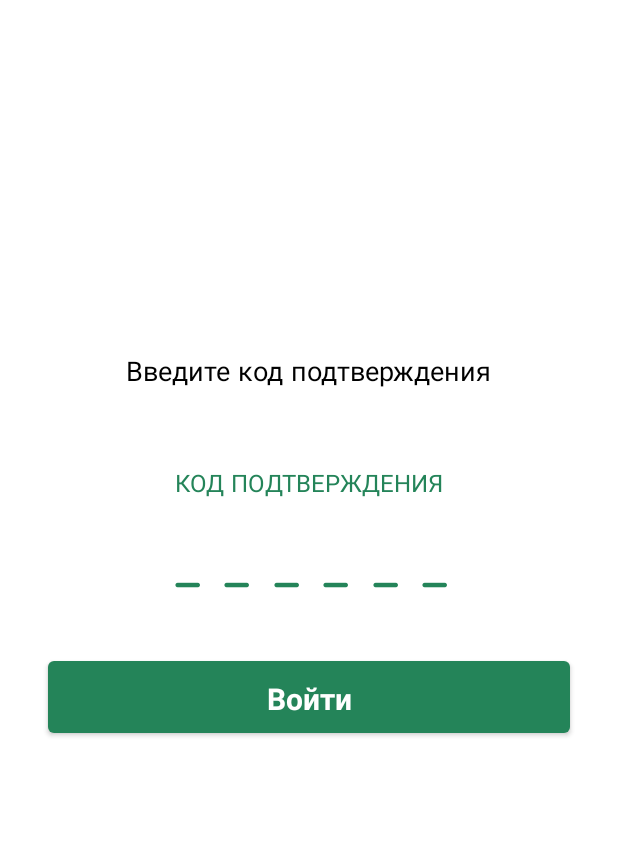
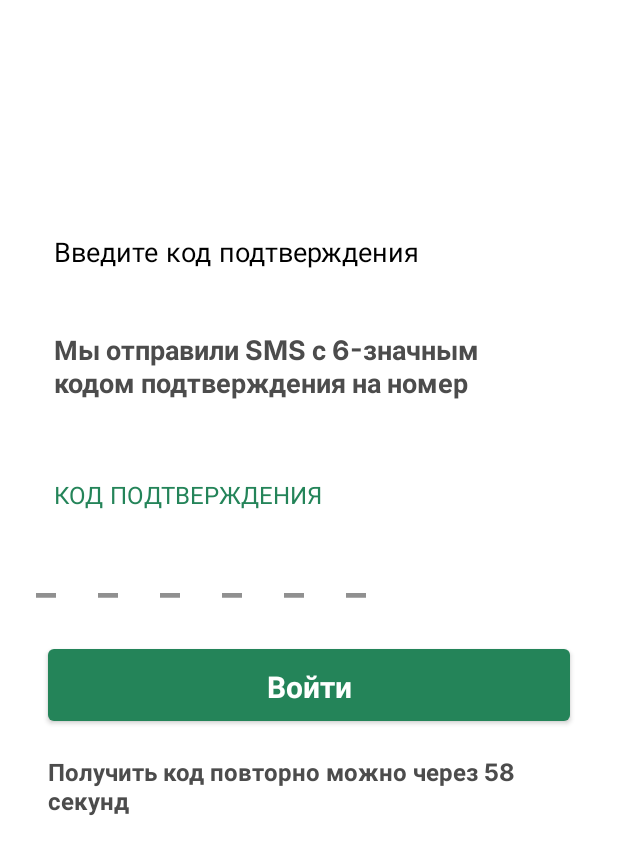
Before and after one commit to adelina15/MedTech, an Android app: the fragment CodeFragment placed in its activity, on a phone screen of 412 x 824 dp. Shown: the top 854 px of the screen. Run offline under Robolectric (Android 15) with nearby library versions, the phone set to English and light mode, and no system bars; our stand-ins replace Firebase (no records; nobody signed in at launch, a user with empty details on screens opened directly), data binding; 2 statements that could not run were skipped.

Commit message:
Add Firebase to send OTP

```diff
--- a/app/src/main/java/com/example/medtech/CodeFragment.kt
+++ b/app/src/main/java/com/example/medtech/CodeFragment.kt
@@ -39,8 +39,8 @@ class CodeFragment : Fragment() {
     }
     override fun onViewCreated(view: View, savedInstanceState: Bundle?) {
         auth = FirebaseAuth.getInstance()
-//        binding.phoneNumber.text = number
-//        startTimer()
+        binding.number.text = number
+        startTimer()
 
         callbacks = object : PhoneAuthProvider.OnVerificationStateChangedCallbacks() {
 
@@ -64,6 +64,7 @@ class CodeFragment : Fragment() {
             override fun onCodeSent(p0: String, p1: PhoneAuthProvider.ForceResendingToken) {
                 super.onCodeSent(p0, p1)
                 verificationCode = p0
+                resendToken = p1
                 Toast.makeText(requireContext(), "Сообщение отправленно", Toast.LENGTH_LONG).show()
             }
         }
@@ -77,14 +78,14 @@ class CodeFragment : Fragment() {
                 val credential  = PhoneAuthProvider.getCredential(verificationCode, code)
                 signInWithPhoneAuthCredential(credential)
             }else{
-                Toast.makeText(requireContext(),"Enter OTP", Toast.LENGTH_SHORT).show()
+                Toast.makeText(requireContext(),"Введите код", Toast.LENGTH_SHORT).show()
             }
         }
 
-//        binding.sendAgainButton.setOnClickListener {
-//            resendOTP(requireActivity(), number)
-//            startTimer()
-//        }
+        binding.sendAgain.setOnClickListener {
+            resendOTP(requireActivity(), number)
+            startTimer()
+        }
 
 //        binding.linearLayoutBack.setOnClickListener {
 //            onBackPressed()
@@ -107,15 +108,15 @@ class CodeFragment : Fragment() {
     // этот метод отправляет код подтверждения и запускает обратный вызов проверки
     // который реализован выше в onCreate
     private fun sendVerificationCode() {
-//        PhoneAuthOptions.newBuilder()
-//            .setActivity(requireActivity())
-//            .setPhoneNumber(number)
-//            .setTimeout(60L, TimeUnit.SECONDS)
-//            .setCallbacks(callbacks)
-//            .build()
-//            .apply {
-//                PhoneAuthProvider.verifyPhoneNumber(this)
-//            }
+        PhoneAuthOptions.newBuilder()
+            .setActivity(requireActivity())
+            .setPhoneNumber(number)
+            .setTimeout(60L, TimeUnit.SECONDS)
+            .setCallbacks(callbacks)
+            .build()
+            .apply {
+                PhoneAuthProvider.verifyPhoneNumber(this)
+            }
         val options = PhoneAuthOptions.newBuilder(FirebaseAuth.getInstance())
             .setPhoneNumber(number)       // Phone number to verify
             .setTimeout(60L, TimeUnit.SECONDS) // Timeout and unit
@@ -136,8 +137,8 @@ class CodeFragment : Fragment() {
                 // если ошибка входа, отобразится сообщение
                 if (task.exception is FirebaseAuthInvalidCredentialsException) {
                     // Введенный код подтверждения недействителен
-                    Toast.makeText(requireContext(),"Неверный код", Toast.LENGTH_SHORT).show()
-//                    binding.wrongCode.visibility = View.VISIBLE
+                    binding.incorrectCode.visibility = View.VISIBLE
+                    binding.editTextCode.setTextColor(ContextCompat.getColor(requireActivity(), R.color.red))
                 }
             }
         }
@@ -155,16 +156,17 @@ class CodeFragment : Fragment() {
     }
 
     // Зпуск таймера чтобы пользователь за 60 сек ввел смс код
-//    private fun startTimer() {
-//        object : CountDownTimer(60000, 1000) {
-//            override fun onTick(millisUntilFinished: Long) {
-//                binding.timer.text = "Отправить код повторно через: 0:${millisUntilFinished / 1000}"
-//            }
-//
-//            override fun onFinish() {
-//                binding.timer.text = " "
-//                binding.sendAgainButton.visibility = View.VISIBLE
-//            }
-//        }.start()
-//    }
+    private fun startTimer() {
+        object : CountDownTimer(60000, 1000) {
+            override fun onTick(millisUntilFinished: Long) {
+                binding.timer.text = "Получить код повторно можно через ${millisUntilFinished / 1000} секунд"
+            }
+
+            override fun onFinish() {
+                binding.timer.visibility = View.INVISIBLE
+                binding.noCode.visibility = View.VISIBLE
+                binding.sendAgain.visibility = View.VISIBLE
+            }
+        }.start()
+    }
 }
--- a/app/src/main/res/layout/fragment_code.xml
+++ b/app/src/main/res/layout/fragment_code.xml
@@ -1,50 +1,51 @@
 <?xml version="1.0" encoding="utf-8"?>
-<layout>
-    <androidx.constraintlayout.widget.ConstraintLayout xmlns:android="http://schemas.android.com/apk/res/android"
-        xmlns:app="http://schemas.android.com/apk/res-auto"
-        xmlns:tools="http://schemas.android.com/tools"
+<layout xmlns:tools="http://schemas.android.com/tools"
+    xmlns:android="http://schemas.android.com/apk/res/android"
+    xmlns:app="http://schemas.android.com/apk/res-auto">
+    <androidx.constraintlayout.widget.ConstraintLayout
         android:layout_width="match_parent"
         android:layout_height="match_parent">
 
         <TextView
             android:id="@+id/textView3"
             style="@style/main_text_black"
-            android:layout_width="wrap_content"
+            android:layout_width="0dp"
             android:layout_height="wrap_content"
+            android:layout_marginStart="36dp"
+            android:layout_marginEnd="35dp"
             android:text="Введите код подтверждения"
             app:layout_constraintBottom_toBottomOf="parent"
             app:layout_constraintEnd_toEndOf="parent"
             app:layout_constraintStart_toStartOf="parent"
             app:layout_constraintTop_toTopOf="parent"
-            app:layout_constraintVertical_bias="0.29000002" />
+            app:layout_constraintVertical_bias="0.19" />
 
         <TextView
             android:id="@+id/textView5"
             style="@style/text_green"
             android:layout_width="wrap_content"
             android:layout_height="wrap_content"
-            android:layout_marginTop="48dp"
+            android:layout_marginTop="24dp"
             android:text="КОД ПОДТВЕРЖДЕНИЯ"
-            app:layout_constraintEnd_toEndOf="@+id/textView3"
-            app:layout_constraintStart_toStartOf="@+id/textView3"
-            app:layout_constraintTop_toBottomOf="@+id/textView3" />
+            app:layout_constraintStart_toStartOf="@+id/textView4"
+            app:layout_constraintTop_toBottomOf="@+id/number" />
 
         <EditText
             android:id="@+id/editTextCode"
             style="@style/code_text"
-            android:layout_width="wrap_content"
+            android:layout_width="0dp"
             android:layout_height="54dp"
+            android:layout_marginStart="24dp"
             android:layout_marginTop="16dp"
+            android:layout_marginEnd="32dp"
             android:background="@color/white"
-            android:ems="10"
-            android:gravity="center"
             android:hint="______"
             android:inputType="number"
-            android:letterSpacing="0.7"
+            android:letterSpacing="1"
             android:maxLength="6"
-            android:textColorHint="@color/dark_green"
-            app:layout_constraintEnd_toEndOf="@+id/textView5"
-            app:layout_constraintStart_toStartOf="@+id/textView5"
+            android:textColorHint="@color/gray"
+            app:layout_constraintEnd_toEndOf="parent"
+            app:layout_constraintStart_toStartOf="parent"
             app:layout_constraintTop_toBottomOf="@+id/textView5" />
 
         <Button
@@ -52,7 +53,7 @@
             android:layout_width="0dp"
             android:layout_height="wrap_content"
             android:layout_marginStart="32dp"
-            android:layout_marginTop="32dp"
+            android:layout_marginTop="16dp"
             android:layout_marginEnd="32dp"
             android:padding="10dp"
             android:text="@string/login"
@@ -60,6 +61,75 @@
             app:backgroundTint="@color/dark_green"
             app:layout_constraintEnd_toEndOf="parent"
             app:layout_constraintStart_toStartOf="parent"
+            app:layout_constraintTop_toBottomOf="@+id/incorrectCode" />
+
+        <TextView
+            android:id="@+id/textView4"
+            style="@style/text_gray"
+            android:layout_width="0dp"
+            android:layout_height="wrap_content"
+            android:layout_marginTop="40dp"
+            android:layout_marginEnd="8dp"
+            android:text="Мы отправили SMS с 6-значным кодом подтверждения на номер"
+            app:layout_constraintEnd_toEndOf="@+id/textView3"
+            app:layout_constraintStart_toStartOf="@id/textView3"
+            app:layout_constraintTop_toBottomOf="@+id/textView3" />
+
+        <TextView
+            android:id="@+id/number"
+            style="@style/inter_black"
+            android:layout_width="wrap_content"
+            android:layout_height="wrap_content"
+            android:text="@string/phone_hint"
+            app:layout_constraintStart_toStartOf="@+id/textView4"
+            app:layout_constraintTop_toBottomOf="@+id/textView4" />
+
+        <TextView
+            android:id="@+id/incorrectCode"
+            style="@style/inter_red"
+            android:layout_width="0dp"
+            android:layout_height="wrap_content"
+            android:layout_marginTop="16dp"
+            android:text="Введен неверный код безопасности"
+            android:visibility="gone"
+            app:layout_constraintEnd_toEndOf="@+id/editTextCode"
+            app:layout_constraintStart_toStartOf="@+id/textView5"
             app:layout_constraintTop_toBottomOf="@+id/editTextCode" />
+
+        <TextView
+            android:id="@+id/timer"
+            style="@style/inter_gray"
+            android:layout_width="0dp"
+            android:layout_height="wrap_content"
+            android:layout_marginTop="16dp"
+            android:text="Получить новый код можно через 120 секунд"
+            app:layout_constraintEnd_toEndOf="@id/getCodeButton"
+            app:layout_constraintStart_toStartOf="@+id/getCodeButton"
+            app:layout_constraintTop_toBottomOf="@+id/getCodeButton" />
+
+        <TextView
+            android:id="@+id/noCode"
+            style="@style/inter_gray"
+            android:layout_width="0dp"
+            android:layout_height="wrap_content"
+            android:layout_marginTop="16dp"
+            android:text="Не получили код?"
+            android:visibility="invisible"
+            app:layout_constraintStart_toStartOf="@+id/getCodeButton"
+            app:layout_constraintTop_toBottomOf="@+id/getCodeButton" />
+
+        <TextView
+            android:id="@+id/sendAgain"
+            style="@style/inter_blue"
+            android:layout_width="wrap_content"
+            android:layout_height="wrap_content"
+            android:layout_marginStart="8dp"
+            android:clickable="true"
+            android:text="Отправить снова"
+            android:visibility="invisible"
+            app:layout_constraintBottom_toBottomOf="@+id/noCode"
+            app:layout_constraintStart_toEndOf="@+id/noCode"
+            app:layout_constraintTop_toTopOf="@+id/noCode"
+            android:focusable="true" />
     </androidx.constraintlayout.widget.ConstraintLayout>
 </layout>
--- a/app/src/main/res/values/colors.xml
+++ b/app/src/main/res/values/colors.xml
@@ -9,4 +9,8 @@
     <color name="white">#FFFFFFFF</color>
     <color name="light_green">#6DD2A5</color>
     <color name="dark_green">#248459</color>
+    <color name="gray">#909090</color>
+    <color name="dark_gray">#4C4C4C</color>
+    <color name="red">#CD3800</color>
+    <color name="blue">#26ABFF</color>
 </resources>
--- a/app/src/main/res/values/styles.xml
+++ b/app/src/main/res/values/styles.xml
@@ -3,16 +3,16 @@
     <style name="SplashTheme" parent="Theme.MaterialComponents.Light.NoActionBar">
         <item name="android:windowBackground">@drawable/splash</item>
     </style>
+    <style name="code_text">
+        <item name="fontFamily">@font/inter_bold</item>
+        <item name="android:textSize">28sp</item>
+        <item name="android:textColor">@color/dark_gray</item>
+        <item name="android:textStyle">bold</item>
+    </style>
     <style name="login_header">
         <item name="fontFamily">@font/comfortaa</item>
         <item name="android:textSize">24sp</item>
         <item name="android:textColor">@color/white</item>
-        <item name="android:textStyle">bold</item>
-    </style>
-    <style name="code_text">
-        <item name="fontFamily">@font/comfortaa</item>
-        <item name="android:textSize">28sp</item>
-        <item name="android:textColor">@color/dark_green</item>
         <item name="android:textStyle">bold</item>
     </style>
     <style name="button_text">
@@ -21,20 +21,45 @@
         <item name="android:textColor">@color/white</item>
         <item name="android:textStyle">bold</item>
     </style>
+    <style name="main_text_black">
+        <item name="fontFamily">@font/comfortaa</item>
+        <item name="android:textSize">18sp</item>
+        <item name="android:textColor">@color/black</item>
+    </style>
     <style name="main_text">
         <item name="fontFamily">@font/comfortaa</item>
         <item name="android:textSize">18sp</item>
         <item name="android:textColor">@color/white</item>
+    </style>
+    <style name="text_gray">
+    <item name="fontFamily">@font/inter_bold</item>
+    <item name="android:textSize">18sp</item>
+    <item name="android:textColor">@color/dark_gray</item>
+    </style>
+    <style name="inter_black">
+        <item name="fontFamily">@font/inter_bold</item>
+        <item name="android:textSize">18sp</item>
+        <item name="android:textColor">@color/black</item>
     </style>
     <style name="text_green">
         <item name="fontFamily">@font/comfortaa</item>
         <item name="android:textSize">16sp</item>
         <item name="android:textColor">@color/dark_green</item>
     </style>
-    <style name="main_text_black">
-        <item name="fontFamily">@font/comfortaa</item>
-        <item name="android:textSize">18sp</item>
-        <item name="android:textColor">@color/black</item>
+    <style name="inter_red">
+        <item name="fontFamily">@font/inter_bold</item>
+        <item name="android:textSize">16sp</item>
+        <item name="android:textColor">@color/red</item>
+    </style>
+    <style name="inter_gray">
+        <item name="fontFamily">@font/inter_bold</item>
+        <item name="android:textSize">16sp</item>
+        <item name="android:textColor">@color/dark_gray</item>
+    </style>
+    <style name="inter_blue">
+        <item name="fontFamily">@font/inter_bold</item>
+        <item name="android:textSize">16sp</item>
+        <item name="android:textColor">@color/blue</item>
     </style>
 
     <style name="login_button">
```
